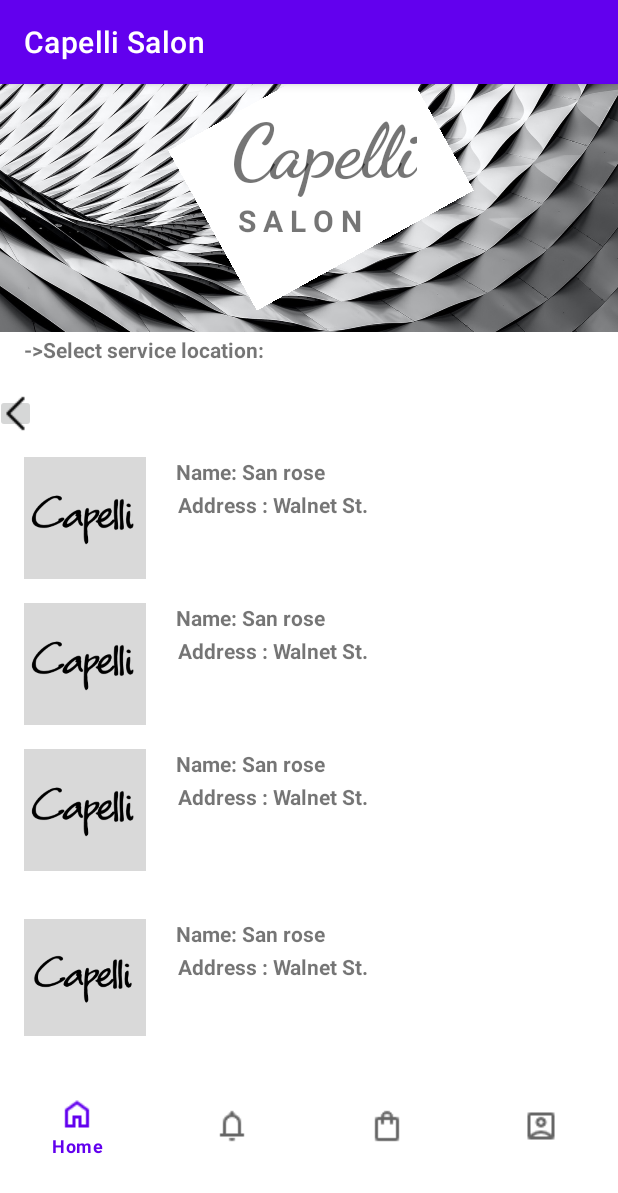
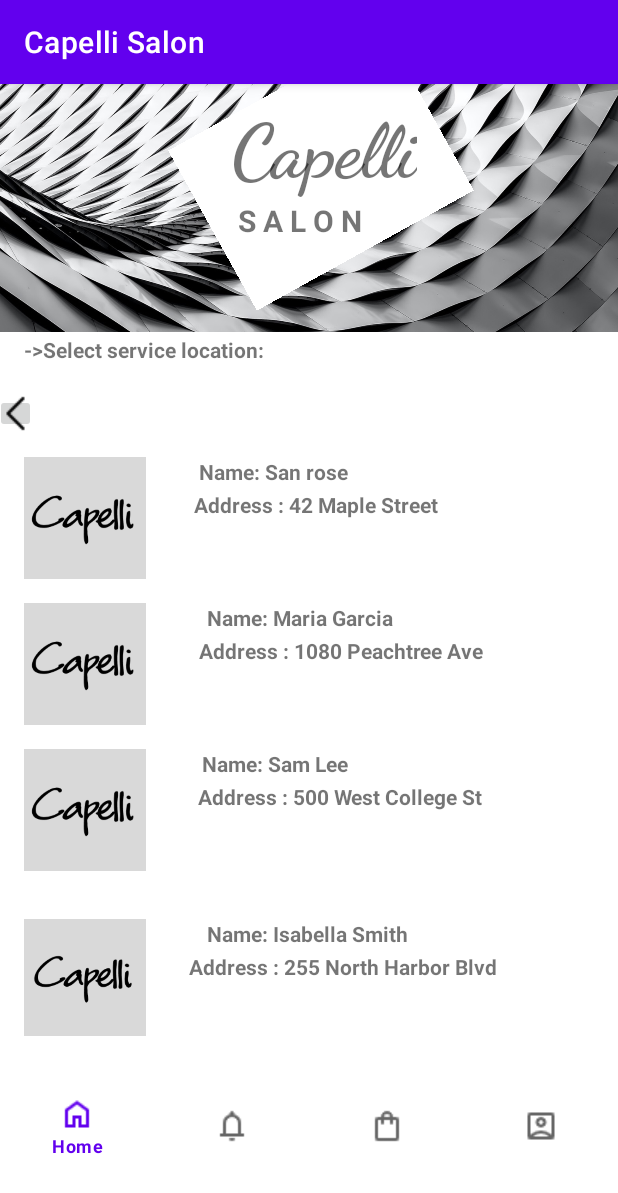
Before and after one commit to ptnhut166/CapelliSalon, an Android app: the Booking_sel_locale screen opened directly, with no data from a screen before it, on a phone screen of 412 x 824 dp. Shown: the top 1193 px of the screen. Run offline under Robolectric (Android 15) with nearby library versions, the phone set to English and light mode, and no system bars; our stand-ins replace Firebase (no records; nobody signed in at launch, a user with empty details on screens opened directly).

Commit message:
add_scroll_and_different_infoBook

```diff
--- a/app/src/main/res/layout/booking_sel_locate.xml
+++ b/app/src/main/res/layout/booking_sel_locate.xml
@@ -140,8 +140,7 @@
                     android:layout_alignParentRight="true"
                     android:layout_gravity="center"
                     android:layout_marginTop="16dp"
-                    android:layout_marginEnd="195dp"
-                    android:layout_marginRight="195dp"
+                    android:layout_marginRight="180dp"
                     android:text="Name: San rose"
                     android:textStyle="bold" />
 
@@ -154,9 +153,8 @@
                     android:layout_alignParentRight="true"
                     android:layout_gravity="center"
                     android:layout_marginTop="38dp"
-                    android:layout_marginEnd="166dp"
-                    android:layout_marginRight="166dp"
-                    android:text="Address : Walnet St."
+                    android:layout_marginRight="120dp"
+                    android:text="Address : 42 Maple Street"
                     android:textStyle="bold" />
             </RelativeLayout>
 
@@ -175,9 +173,8 @@
                     android:layout_alignParentRight="true"
                     android:layout_gravity="center"
                     android:layout_marginTop="16dp"
-                    android:layout_marginEnd="195dp"
-                    android:layout_marginRight="195dp"
-                    android:text="Name: San rose"
+                    android:layout_marginRight="150dp"
+                    android:text="Name: Maria Garcia"
                     android:textStyle="bold" />
 
                 <TextView
@@ -189,9 +186,8 @@
                     android:layout_alignParentRight="true"
                     android:layout_gravity="center"
                     android:layout_marginTop="38dp"
-                    android:layout_marginEnd="166dp"
-                    android:layout_marginRight="166dp"
-                    android:text="Address : Walnet St."
+                    android:layout_marginRight="90dp"
+                    android:text="Address : 1080 Peachtree Ave"
                     android:textStyle="bold" />
 
                 <ImageView
@@ -223,9 +219,8 @@
                     android:layout_alignParentRight="true"
                     android:layout_gravity="center"
                     android:layout_marginTop="16dp"
-                    android:layout_marginEnd="195dp"
-                    android:layout_marginRight="195dp"
-                    android:text="Name: San rose"
+                    android:layout_marginRight="180dp"
+                    android:text="Name: Sam Lee"
                     android:textStyle="bold" />
 
                 <TextView
@@ -237,9 +232,8 @@
                     android:layout_alignParentRight="true"
                     android:layout_gravity="center"
                     android:layout_marginTop="38dp"
-                    android:layout_marginEnd="166dp"
-                    android:layout_marginRight="166dp"
-                    android:text="Address : Walnet St."
+                    android:layout_marginRight="90dp"
+                    android:text="Address : 500 West College St"
                     android:textStyle="bold" />
 
                 <ImageView
@@ -276,9 +270,8 @@
                     android:layout_alignParentRight="true"
                     android:layout_gravity="center"
                     android:layout_marginTop="16dp"
-                    android:layout_marginEnd="195dp"
-                    android:layout_marginRight="195dp"
-                    android:text="Name: San rose"
+                    android:layout_marginRight="140dp"
+                    android:text="Name: Isabella Smith"
                     android:textStyle="bold" />
 
                 <TextView
@@ -290,9 +283,8 @@
                     android:layout_alignParentRight="true"
                     android:layout_gravity="center"
                     android:layout_marginTop="38dp"
-                    android:layout_marginEnd="166dp"
-                    android:layout_marginRight="166dp"
-                    android:text="Address : Walnet St."
+                    android:layout_marginRight="80dp"
+                    android:text="Address : 255 North Harbor Blvd"
                     android:textStyle="bold" />
 
                 <ImageView
--- a/app/src/main/res/layout/notifications_page.xml
+++ b/app/src/main/res/layout/notifications_page.xml
@@ -9,8 +9,9 @@
         android:id="@+id/notificationListView"
         android:layout_width="match_parent"
         android:layout_height="match_parent"
+        android:layout_above="@id/bnv_noti"
         android:layout_marginTop="100dp"
-        android:layout_above="@id/bnv_noti" />
+        android:layout_marginBottom="30dp" />
 
     <TextView
         android:layout_width="wrap_content"
--- a/app/src/main/res/menu/menu_bottom_nav.xml
+++ b/app/src/main/res/menu/menu_bottom_nav.xml
@@ -20,7 +20,6 @@
         android:title="Cart"
         android:icon="@drawable/icon_cart"/>
 
-
     <item
         android:id="@+id/action_acc"
         android:layout_width="wrap_content"
```
Also changed, not shown: app/src/main/res/layout/booking_sel_schedule.xml (+5 -6 lines), app/src/main/res/layout/booking_sel_staff.xml (+10 -13 lines).
